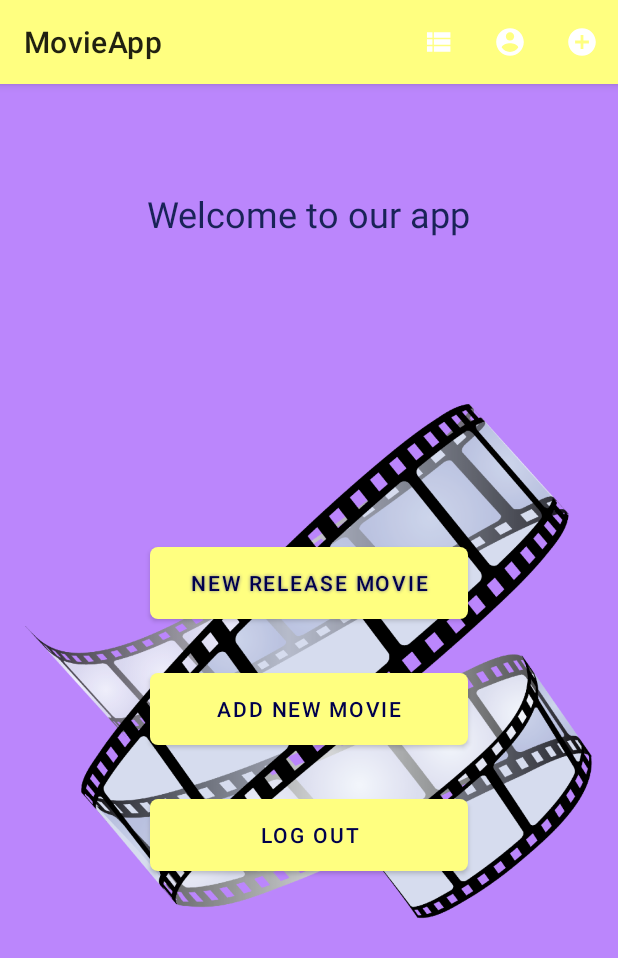
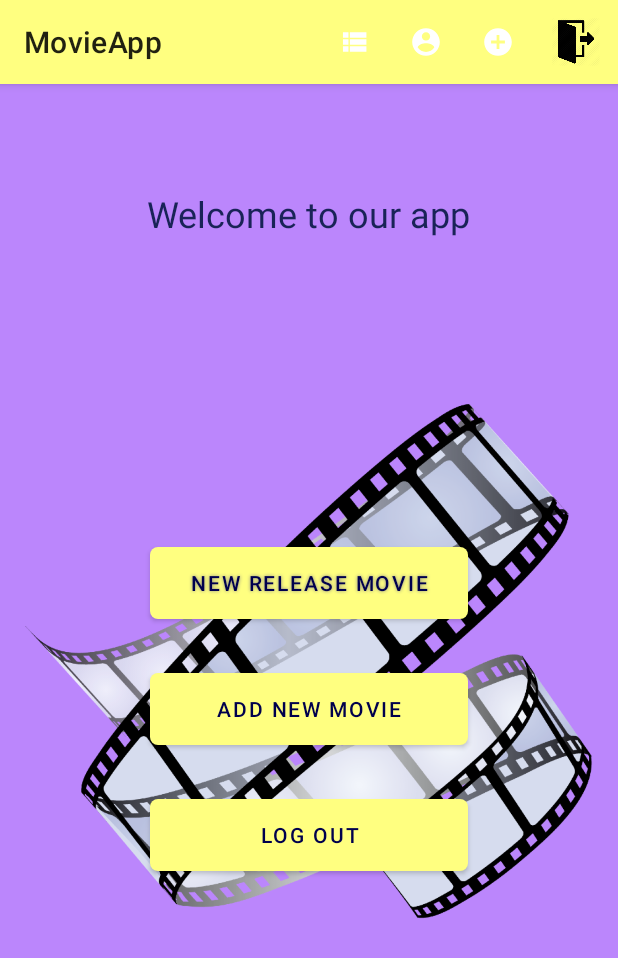
Before and after one commit to arezousohrabvand/Movie-App, an Android app: the MainActivity screen opened directly, with no data from a screen before it, on a phone screen of 412 x 824 dp. Shown: the top 958 px of the screen. Run offline under Robolectric (Android 15) with nearby library versions, the phone set to English and light mode, and no system bars; libraries missing offline, so code that uses them is left out: com.firebase.ui.

Commit message:
update menu item

```diff
--- a/app/src/main/java/com/example/assignmenttwo/MovieAdapter.kt
+++ b/app/src/main/java/com/example/assignmenttwo/MovieAdapter.kt
@@ -41,7 +41,7 @@ class MovieAdapter (
 
 
         }
-        //holder.initialize(movies.get(position),clickListener)
+
     }
 
     override fun getItemCount(): Int {
--- a/app/src/main/java/com/example/assignmenttwo/MovieListActivity.kt
+++ b/app/src/main/java/com/example/assignmenttwo/MovieListActivity.kt
@@ -5,7 +5,7 @@ import android.os.Bundle
 import android.util.Log
 import android.widget.TextView
 import com.example.assignmenttwo.databinding.ActivityMovieListBinding
-import com.example.assignmenttwo.databinding.ActivityTopMovieBinding
+
 import com.google.firebase.firestore.FirebaseFirestore
 
 class MovieListActivity : AppCompatActivity() {
--- a/app/src/main/res/menu/menu_item.xml
+++ b/app/src/main/res/menu/menu_item.xml
@@ -2,25 +2,29 @@
 <menu xmlns:android="http://schemas.android.com/apk/res/android"
     xmlns:app="http://schemas.android.com/apk/res-auto">
     <item
-        android:title="@string/movie_list"
         android:id="@+id/list"
         android:icon="@drawable/viewlist_icon"
-        app:showAsAction="ifRoom"
-        android:iconTint="#00004d"/>
+        android:iconTint="#00004d"
+        android:title="@string/movie_list"
+        app:showAsAction="always" />
     <item
-        android:title="@string/profile"
         android:id="@+id/profile"
         android:icon="@drawable/profile_icon"
-        app:showAsAction="ifRoom"
-        android:iconTint="#00004d"/>
+        android:iconTint="#00004d"
+        android:title="@string/profile"
+        app:showAsAction="always" />
     <item
-        android:title="add to list"
         android:id="@+id/add"
         android:icon="@drawable/add_icon"
-        app:showAsAction="ifRoom"
-        android:iconTint="#00004d"/>
-
-
+        android:iconTint="#00004d"
+        android:title="add to list"
+        app:showAsAction="always" />
+    <item
+        android:id="@+id/sign_out"
+        android:icon="@drawable/signout"
+        android:iconTint="#00004d"
+        android:title="signout"
+        app:showAsAction="always" />
 
 
 </menu>
```
Also changed, not shown: app/src/main/AndroidManifest.xml (+2 -7 lines), app/src/main/java/com/example/assignmenttwo/MainActivity.kt (+8 -6 lines), app/src/main/java/com/example/assignmenttwo/TopMovieActivity.kt (deleted, +0 -19 lines), app/src/main/res/drawable-anydpi-v24/signout_icon.xml (added, +16 -0 lines), app/src/main/res/layout/activity_top_movie.xml (deleted, +0 -18 lines), app/src/main/res/drawable-hdpi/signout_icon.png (added), app/src/main/res/drawable-mdpi/signout_icon.png (added), app/src/main/res/drawable-xhdpi/signout_icon.png (added), app/src/main/res/drawable-xxhdpi/belfast.png (added), app/src/main/res/drawable-xxhdpi/duel.png (added), app/src/main/res/drawable-xxhdpi/last.png (added), app/src/main/res/drawable-xxhdpi/ncis.png (added), app/src/main/res/drawable-xxhdpi/signout.jpg (added), app/src/main/res/drawable-xxhdpi/signout_icon.png (added), 1 more files.
